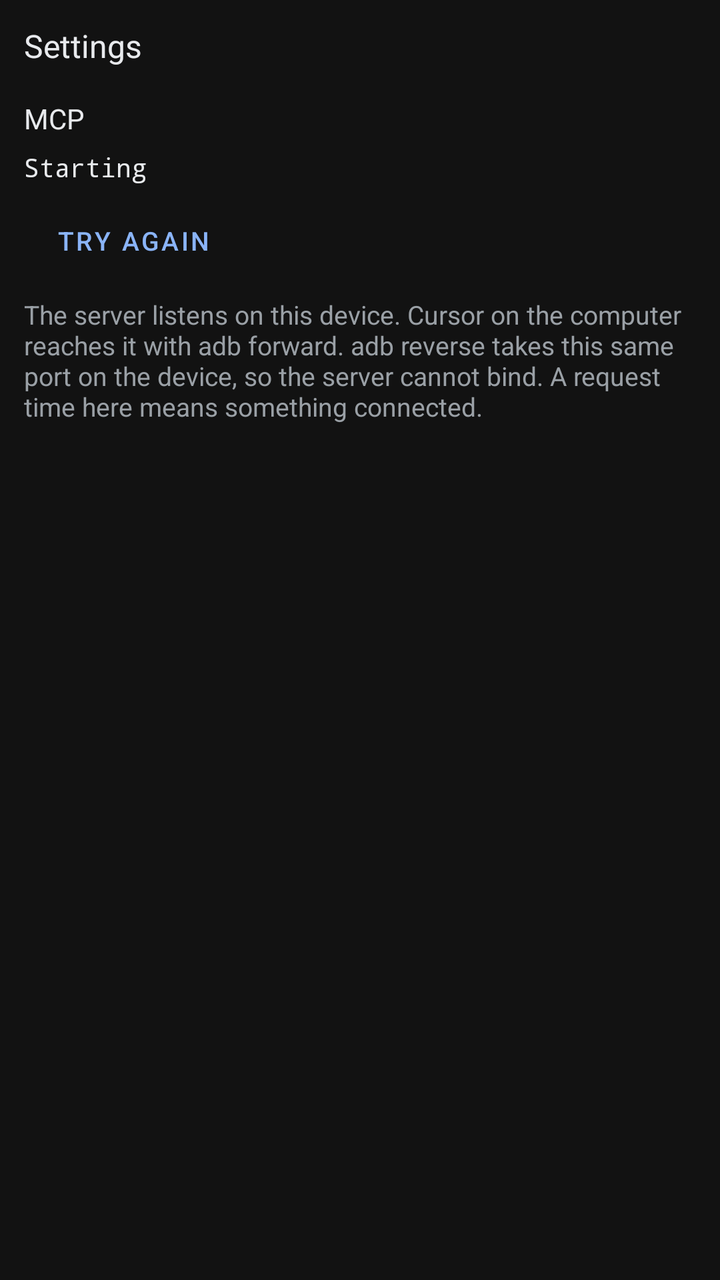
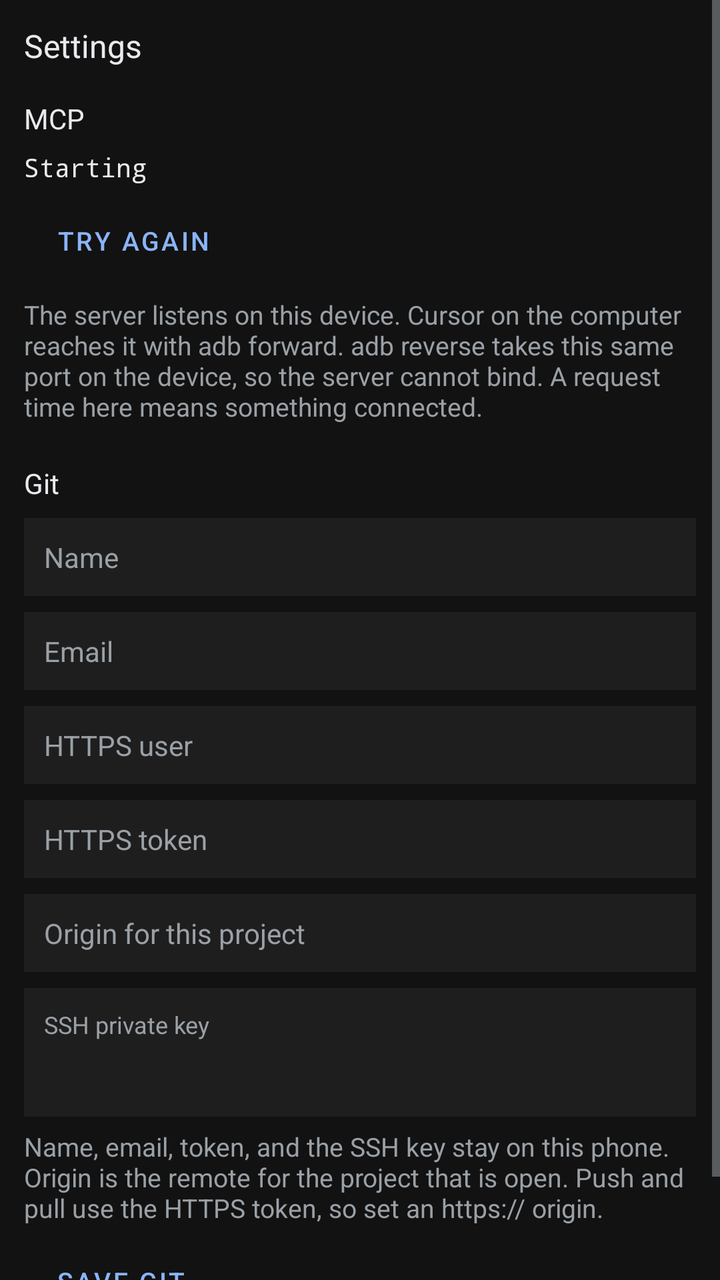

Two renders of the same Android screen: before a commit and after it. Below are the layout's source before the change and the commit's diff.
<!-- AndroidManifest.xml: application theme Theme.AndVibe -->
<!-- res/layout/page_settings.xml -->
<?xml version="1.0" encoding="utf-8"?>
<ScrollView xmlns:android="http://schemas.android.com/apk/res/android"
    android:layout_width="match_parent"
    android:layout_height="match_parent"
    android:background="@color/bg"
    android:fillViewport="true">

    <LinearLayout
        android:layout_width="match_parent"
        android:layout_height="wrap_content"
        android:orientation="vertical"
        android:padding="12dp">

        <TextView
            android:layout_width="match_parent"
            android:layout_height="wrap_content"
            android:text="Settings"
            android:textColor="@color/ink"
            android:textSize="16sp" />

        <TextView
            android:layout_width="match_parent"
            android:layout_height="wrap_content"
            android:layout_marginTop="16dp"
            android:text="MCP"
            android:textColor="@color/ink"
            android:textSize="14sp" />

        <TextView
            android:id="@+id/mcpStatus"
            android:layout_width="match_parent"
            android:layout_height="wrap_content"
            android:layout_marginTop="6dp"
            android:fontFamily="monospace"
            android:lineSpacingExtra="2dp"
            android:text="Starting"
            android:textColor="@color/ink"
            android:textIsSelectable="true"
            android:textSize="13sp" />

        <Button
            android:id="@+id/mcpRetry"
            style="?attr/materialButtonOutlinedStyle"
            android:layout_width="wrap_content"
            android:layout_height="wrap_content"
            android:layout_marginTop="8dp"
            android:minHeight="40dp"
            android:text="Try again"
            android:textSize="13sp" />

        <TextView
            android:layout_width="match_parent"
            android:layout_height="wrap_content"
            android:layout_marginTop="8dp"
            android:text="The server listens on this device. Cursor on the computer reaches it with adb forward. adb reverse takes this same port on the device, so the server cannot bind. A request time here means something connected."
            android:textColor="@color/muted"
            android:textSize="13sp" />
    </LinearLayout>
</ScrollView>
<!-- resources referenced by this layout -->
<resources>
  <color name="bg">#FF121212</color>
  <color name="ink">#FFE8EAED</color>
  <color name="muted">#FF9AA0A6</color>
  <style name="Theme.AndVibe" parent="Theme.MaterialComponents.NoActionBar">
          <item name="colorPrimary">@color/accent</item>
          <item name="colorPrimaryVariant">@color/bg</item>
          <item name="colorOnPrimary">@color/bg</item>
          <item name="colorSecondary">@color/accent</item>
          <item name="colorOnSecondary">@color/bg</item>
          <item name="colorOnSurface">@color/ink</item>
          <item name="colorSurface">@color/panel</item>
          <item name="android:statusBarColor">@color/bg</item>
          <item name="android:navigationBarColor">@color/bg</item>
          <item name="android:windowBackground">@color/bg</item>
          <item name="android:textColorPrimary">@color/ink</item>
          <item name="android:textColorSecondary">@color/muted</item>
          <item name="android:editTextColor">@color/ink</item>
          <item name="android:textColorHint">@color/muted</item>
          <item name="colorControlActivated">@color/accent</item>
          <item name="android:forceDarkAllowed">false</item>
          <item name="materialButtonStyle">@style/Widget.AndVibe.Button</item>
      </style>
  <color name="accent">#FF8AB4F8</color>
  <color name="panel">#FF1E1E1E</color>
  <style name="Widget.AndVibe.Button" parent="Widget.MaterialComponents.Button">
          <item name="android:textAllCaps">false</item>
      </style>
</resources>

<!-- the commit's change to res/layout/page_settings.xml (unified diff, before → after) -->
@@ -55,5 +55,130 @@
             android:text="The server listens on this device. Cursor on the computer reaches it with adb forward. adb reverse takes this same port on the device, so the server cannot bind. A request time here means something connected."
             android:textColor="@color/muted"
             android:textSize="13sp" />
+
+        <TextView
+            android:layout_width="match_parent"
+            android:layout_height="wrap_content"
+            android:layout_marginTop="20dp"
+            android:text="Git"
+            android:textColor="@color/ink"
+            android:textSize="14sp" />
+
+        <EditText
+            android:id="@+id/gitName"
+            android:layout_width="match_parent"
+            android:layout_height="wrap_content"
+            android:layout_marginTop="8dp"
+            android:background="@color/panel"
+            android:hint="Name"
+            android:importantForAutofill="no"
+            android:inputType="textPersonName"
+            android:padding="10dp"
+            android:singleLine="true"
+            android:textColor="@color/ink"
+            android:textColorHint="@color/muted"
+            android:textSize="14sp" />
+
+        <EditText
+            android:id="@+id/gitEmail"
+            android:layout_width="match_parent"
+            android:layout_height="wrap_content"
+            android:layout_marginTop="8dp"
+            android:background="@color/panel"
+            android:hint="Email"
+            android:importantForAutofill="no"
+            android:inputType="textEmailAddress"
+            android:padding="10dp"
+            android:singleLine="true"
+            android:textColor="@color/ink"
+            android:textColorHint="@color/muted"
+            android:textSize="14sp" />
+
+        <EditText
+            android:id="@+id/gitHttpsUser"
+            android:layout_width="match_parent"
+            android:layout_height="wrap_content"
+            android:layout_marginTop="8dp"
+            android:background="@color/panel"
+            android:hint="HTTPS user"
+            android:importantForAutofill="no"
+            android:inputType="text"
+            android:padding="10dp"
+            android:singleLine="true"
+            android:textColor="@color/ink"
+            android:textColorHint="@color/muted"
+            android:textSize="14sp" />
+
+        <EditText
+            android:id="@+id/gitHttpsToken"
+            android:layout_width="match_parent"
+            android:layout_height="wrap_content"
+            android:layout_marginTop="8dp"
+            android:background="@color/panel"
+            android:hint="HTTPS token"
+            android:importantForAutofill="no"
+            android:inputType="textPassword"
+            android:padding="10dp"
+            android:singleLine="true"
+            android:textColor="@color/ink"
+            android:textColorHint="@color/muted"
+            android:textSize="14sp" />
+
+        <EditText
+            android:id="@+id/gitOrigin"
+            android:layout_width="match_parent"
+            android:layout_height="wrap_content"
+            android:layout_marginTop="8dp"
+            android:background="@color/panel"
+            android:hint="Origin for this project"
+            android:importantForAutofill="no"
+            android:inputType="textUri"
+            android:padding="10dp"
+            android:singleLine="true"
+            android:textColor="@color/ink"
+            android:textColorHint="@color/muted"
+            android:textSize="14sp" />
+
+        <EditText
+            android:id="@+id/gitSsh"
+            android:layout_width="match_parent"
+            android:layout_height="wrap_content"
+            android:layout_marginTop="8dp"
+            android:background="@color/panel"
+            android:gravity="top|start"
+            android:hint="SSH private key"
+            android:importantForAutofill="no"
+            android:inputType="textMultiLine"
+            android:minLines="3"
+            android:padding="10dp"
+            android:textColor="@color/ink"
+            android:textColorHint="@color/muted"
+            android:textSize="12sp" />
+
+        <TextView
+            android:layout_width="match_parent"
+            android:layout_height="wrap_content"
+            android:layout_marginTop="6dp"
+            android:text="Name, email, token, and the SSH key stay on this phone. Origin is the remote for the project that is open. Push and pull use the HTTPS token, so set an https:// origin."
+            android:textColor="@color/muted"
+            android:textSize="13sp" />
+
+        <Button
+            android:id="@+id/saveGit"
+            style="?attr/materialButtonOutlinedStyle"
+            android:layout_width="wrap_content"
+            android:layout_height="wrap_content"
+            android:layout_marginTop="8dp"
+            android:minHeight="40dp"
+            android:text="Save git"
+            android:textSize="13sp" />
+
+        <TextView
+            android:id="@+id/gitSettingsNote"
+            android:layout_width="match_parent"
+            android:layout_height="wrap_content"
+            android:layout_marginTop="6dp"
+            android:textColor="@color/muted"
+            android:textSize="13sp" />
     </LinearLayout>
 </ScrollView>
<!-- resource entries referenced after the edit -->
@@ -3,6 +3,7 @@
   <color name="bg">#FF121212</color>
   <color name="ink">#FFE8EAED</color>
   <color name="muted">#FF9AA0A6</color>
+  <color name="panel">#FF1E1E1E</color>
   <style name="Theme.AndVibe" parent="Theme.MaterialComponents.NoActionBar">
           <item name="colorPrimary">@color/accent</item>
           <item name="colorPrimaryVariant">@color/bg</item>
@@ -23,7 +24,6 @@
           <item name="materialButtonStyle">@style/Widget.AndVibe.Button</item>
       </style>
   <color name="accent">#FF8AB4F8</color>
-  <color name="panel">#FF1E1E1E</color>
   <style name="Widget.AndVibe.Button" parent="Widget.MaterialComponents.Button">
           <item name="android:textAllCaps">false</item>
       </style>
